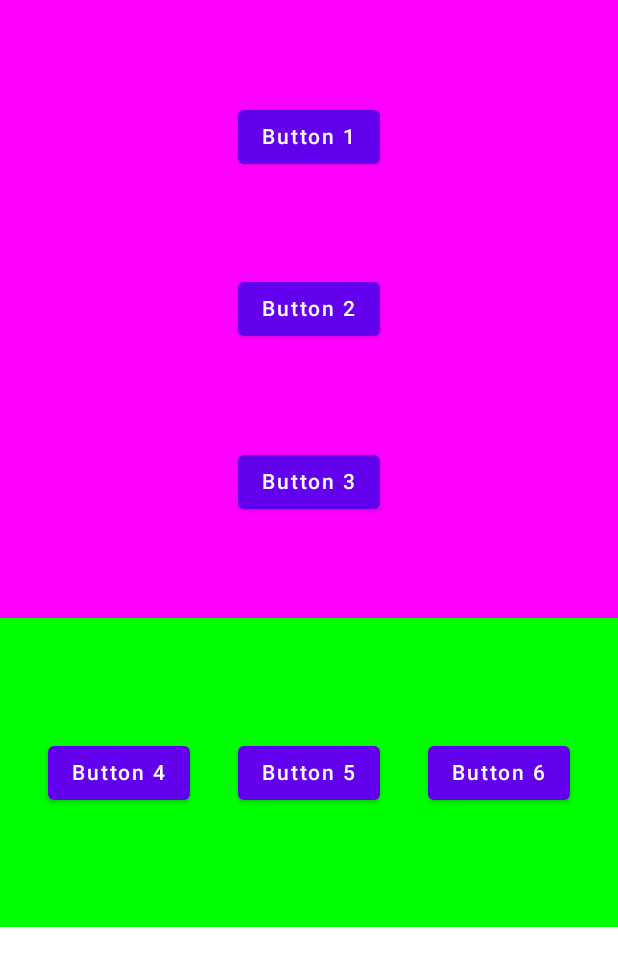
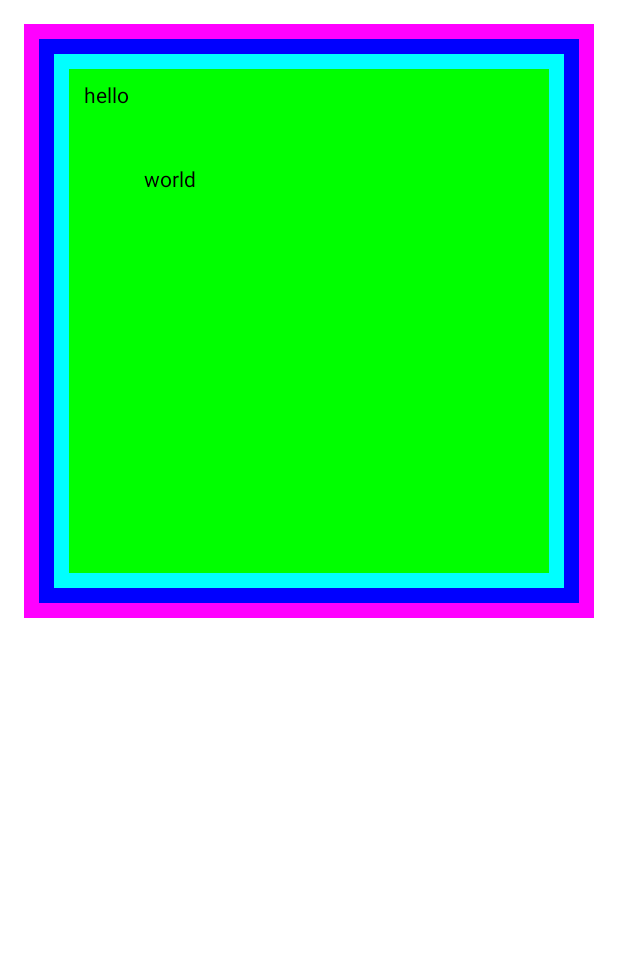
Before and after one commit to DHRUV-LIMBACHIYA/JetpackComposePractice, an Android app built with Jetpack Compose: the screen it shows after launch (MainActivity), on a phone screen of 412 x 824 dp. Shown: the top 966 px of the screen. Run offline under Robolectric (Android 15) with nearby library versions, the phone set to English and light mode, and no system bars.

Commit message:
Basic modifiers.

```diff
--- a/app/src/main/java/com/example/jetpackcomposepractice/MainActivity.kt
+++ b/app/src/main/java/com/example/jetpackcomposepractice/MainActivity.kt
@@ -4,6 +4,8 @@ import android.os.Bundle
 import androidx.activity.ComponentActivity
 import androidx.activity.compose.setContent
 import androidx.compose.foundation.background
+import androidx.compose.foundation.border
+import androidx.compose.foundation.clickable
 import androidx.compose.foundation.layout.*
 import androidx.compose.material.Button
 import androidx.compose.material.Text
@@ -19,14 +21,43 @@ class MainActivity : ComponentActivity() {
         super.onCreate(savedInstanceState)
         setContent {
             Column(
-                verticalArrangement = Arrangement.SpaceEvenly
+                modifier = Modifier.padding(16.dp)
             ) {
-                ColumnComposablePractice()
-                RowComposablePractice()
+                BasicsOfModifiers()
             }
         }
     }
 
+}
+
+/**
+ * Composable demonstrate basic of modifiers.
+ * - chaining of modifiers method.
+ * - offset vs margin.
+ * - padding between views.
+ * - Spacer for adding space.
+ * - interaction(clickable).
+ */
+@Composable
+private fun BasicsOfModifiers() {
+    Column(
+        modifier = Modifier
+            .background(Color.Green)
+            .fillMaxWidth()
+            .fillMaxHeight(0.5f)
+            .border(10.dp, Color.Magenta)
+            .padding(10.dp)
+            .border(10.dp, Color.Blue)
+            .padding(10.dp)
+            .border(10.dp, Color.Cyan)
+            .padding(10.dp)
+    ) {
+        Text(text = "hello", modifier = Modifier
+            .padding(start = 10.dp, top = 10.dp)
+            .clickable { /* NO-OP */ })
+        Spacer(modifier = Modifier.height(20.dp))
+        Text("world", modifier = Modifier.offset(50.dp, 20.dp))
+    }
 }
 
 @Composable
@@ -52,7 +83,6 @@ private fun ColumnComposablePractice() {
         }
     }
 }
-
 
 @Composable
 private fun RowComposablePractice() {
```
